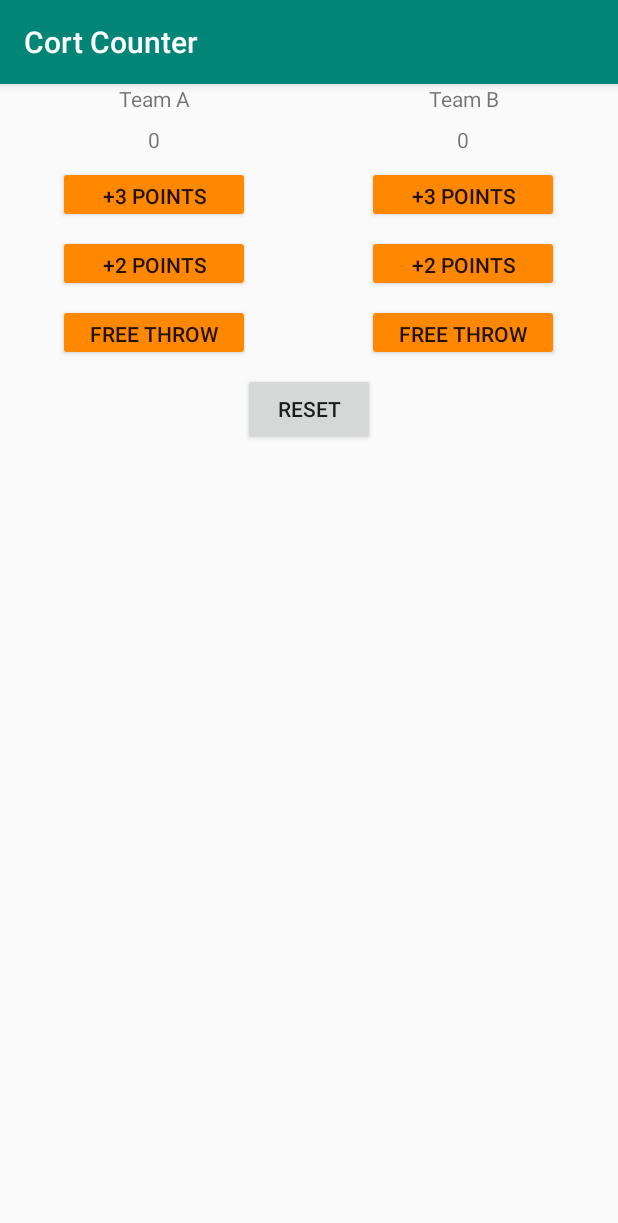
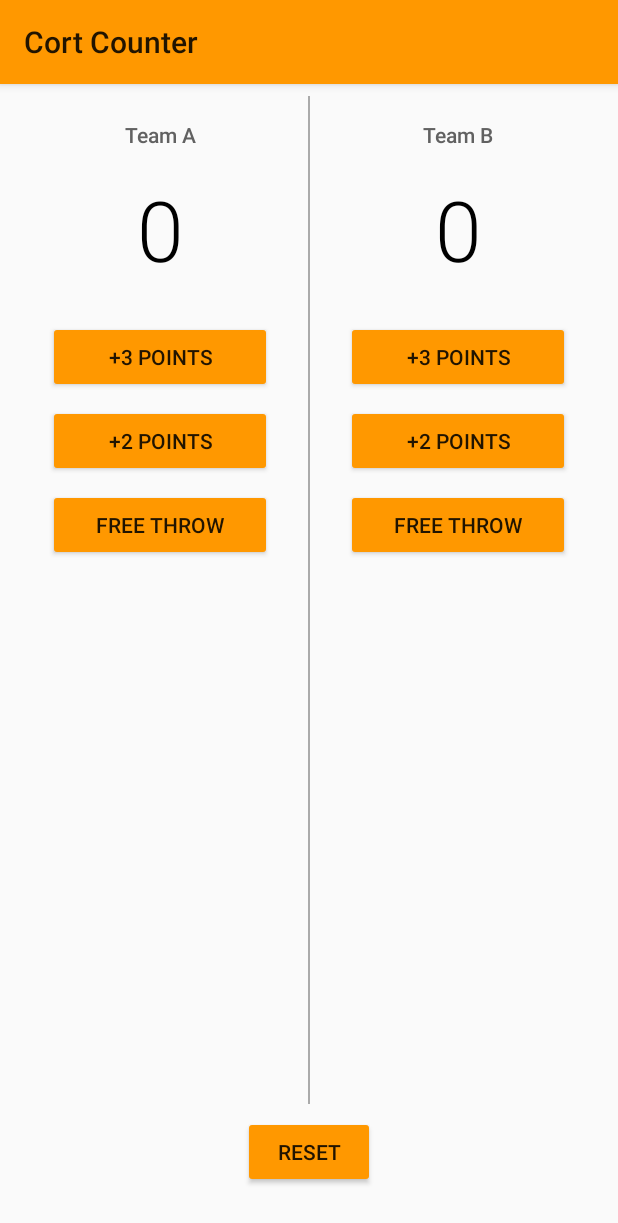
Before and after one commit to Milrom/CortCounter, an Android app: the screen it shows after launch (MainActivity), on a phone screen of 412 x 824 dp. Shown: the top 1223 px of the screen. Run offline under Robolectric (Android 15) with nearby library versions, the phone set to English and light mode, and no system bars.

Commit message:
Almost done

```diff
--- a/app/src/main/res/layout/activity_main.xml
+++ b/app/src/main/res/layout/activity_main.xml
@@ -10,7 +10,9 @@
     <LinearLayout
         android:layout_width="match_parent"
         android:layout_height="wrap_content"
-        android:orientation="horizontal">
+        android:orientation="horizontal"
+        android:layout_weight="10"
+        android:layout_margin="8dp">
 
         <LinearLayout
             android:layout_width="match_parent"
@@ -22,43 +24,57 @@
             <TextView
                 android:layout_width="match_parent"
                 android:layout_height="wrap_content"
-                android:layout_marginBottom="8dp"
+                android:layout_marginTop="16dp"
                 android:gravity="center_horizontal"
-                android:text="Team A" />
+                android:text="Team A"
+                android:textSize="14sp"
+                android:textColor="#616161"
+                android:fontFamily="sans-serif-medium" />
 
             <TextView
                 android:id="@+id/score_A_Text_View"
                 android:layout_width="match_parent"
                 android:layout_height="wrap_content"
-                android:layout_marginBottom="8dp"
+                android:layout_marginTop="16dp"
+                android:layout_marginBottom="24dp"
                 android:gravity="center_horizontal"
-                android:text="0"/>
+                android:text="0"
+                android:textSize="56sp"
+                android:textColor="#000000"
+                android:fontFamily="sans-serif-light"/>
 
             <Button
-                android:layout_width="128dp"
-                android:layout_height="38dp"
+                android:layout_width="match_parent"
+                android:layout_height="wrap_content"
                 android:layout_marginBottom="8dp"
+                android:layout_marginLeft="24dp"
+                android:layout_marginRight="24dp"
                 android:onClick="plus_3_Points_A"
-                android:text="+3 POINTS"
-                android:backgroundTint="@android:color/holo_orange_dark"/>
+                android:text="+3 POINTS" />
 
             <Button
-                android:layout_width="128dp"
-                android:layout_height="38dp"
+                android:layout_width="match_parent"
+                android:layout_height="wrap_content"
                 android:layout_marginBottom="8dp"
+                android:layout_marginLeft="24dp"
+                android:layout_marginRight="24dp"
                 android:onClick="plus_2_Points_A"
-                android:text="+2 POINTS"
-                android:backgroundTint="@android:color/holo_orange_dark"/>
+                android:text="+2 POINTS" />
 
             <Button
-                android:layout_width="128dp"
-                android:layout_height="38dp"
+                android:layout_width="match_parent"
+                android:layout_height="wrap_content"
                 android:layout_marginBottom="8dp"
+                android:layout_marginLeft="24dp"
+                android:layout_marginRight="24dp"
                 android:onClick="freeThrow_A"
-                android:text="FREE THROW"
-                android:backgroundTint="@android:color/holo_orange_dark"/>
+                android:text="FREE THROW" />
 
         </LinearLayout>
+        <View
+            android:layout_width="1dp"
+            android:layout_height="match_parent"
+            android:background="@android:color/darker_gray" />
 
         <LinearLayout
             android:layout_width="match_parent"
@@ -70,50 +86,60 @@
             <TextView
                 android:layout_width="match_parent"
                 android:layout_height="wrap_content"
-                android:layout_marginBottom="8dp"
+                android:layout_marginTop="16dp"
                 android:gravity="center_horizontal"
-                android:text="Team B" />
+                android:text="Team B"
+                android:textSize="14sp"
+                android:textColor="#616161"
+                android:fontFamily="sans-serif-medium"/>
 
             <TextView
                 android:id="@+id/score_B_Text_View"
                 android:layout_width="match_parent"
                 android:layout_height="wrap_content"
-                android:layout_marginBottom="8dp"
+                android:layout_marginTop="16dp"
+                android:layout_marginBottom="24dp"
                 android:gravity="center_horizontal"
-                android:text="0" />
+                android:text="0"
+                android:textSize="56sp"
+                android:textColor="#000000"
+                android:fontFamily="sans-serif-light"/>
 
             <Button
-                android:layout_width="128dp"
-                android:layout_height="38dp"
+                android:layout_width="match_parent"
+                android:layout_height="wrap_content"
                 android:layout_marginBottom="8dp"
+                android:layout_marginLeft="24dp"
+                android:layout_marginRight="24dp"
                 android:onClick="plus_3_Points_B"
-                android:text="+3 POINTS"
-                android:backgroundTint="@android:color/holo_orange_dark"/>
+                android:text="+3 POINTS" />
 
             <Button
-                android:layout_width="128dp"
-                android:layout_height="38dp"
+                android:layout_width="match_parent"
+                android:layout_height="wrap_content"
                 android:layout_marginBottom="8dp"
+                android:layout_marginLeft="24dp"
+                android:layout_marginRight="24dp"
                 android:onClick="plus_2_Points_B"
-                android:text="+2 POINTS"
-                android:backgroundTint="@android:color/holo_orange_dark"/>
+                android:text="+2 POINTS" />
 
             <Button
-                android:layout_width="128dp"
-                android:layout_height="38dp"
+                android:layout_width="match_parent"
+                android:layout_height="wrap_content"
                 android:layout_marginBottom="8dp"
+                android:layout_marginLeft="24dp"
+                android:layout_marginRight="24dp"
                 android:onClick="freeThrow_B"
-                android:text="FREE THROW"
-                android:backgroundTint="@android:color/holo_orange_dark"/>
+                android:text="FREE THROW" />
 
         </LinearLayout>
     </LinearLayout>
-
     <Button
         android:layout_width="wrap_content"
         android:layout_height="wrap_content"
+        android:layout_marginBottom="32dp"
         android:layout_gravity="center"
         android:text="RESET"
-        android:onClick="reset"/>
+        android:onClick="reset" />
 
 </LinearLayout>
--- a/app/src/main/res/values/colors.xml
+++ b/app/src/main/res/values/colors.xml
@@ -1,6 +1,6 @@
 <?xml version="1.0" encoding="utf-8"?>
 <resources>
-    <color name="colorPrimary">#008577</color>
-    <color name="colorPrimaryDark">#00574B</color>
+    <color name="colorPrimary">#000000</color>
+    <color name="colorPrimaryDark">#2E1000</color>
     <color name="colorAccent">#D81B60</color>
 </resources>
--- a/app/src/main/res/values/styles.xml
+++ b/app/src/main/res/values/styles.xml
@@ -1,11 +1,9 @@
 <resources>
-
     <!-- Base application theme. -->
-    <style name="AppTheme" parent="Theme.AppCompat.Light.DarkActionBar">
-        <!-- Customize your theme here. -->
-        <item name="colorPrimary">@color/colorPrimary</item>
-        <item name="colorPrimaryDark">@color/colorPrimaryDark</item>
-        <item name="colorAccent">@color/colorAccent</item>
+    <style name="AppTheme" parent="Theme.AppCompat.Light">
+        <!-- Primary theme color of the app (sets background color of app bar) -->
+        <item name="colorPrimary">#FF9800</item>
+        <!-- Background color of buttons in the app -->
+        <item name="colorButtonNormal">#FF9800</item>
     </style>
-
 </resources>
```
